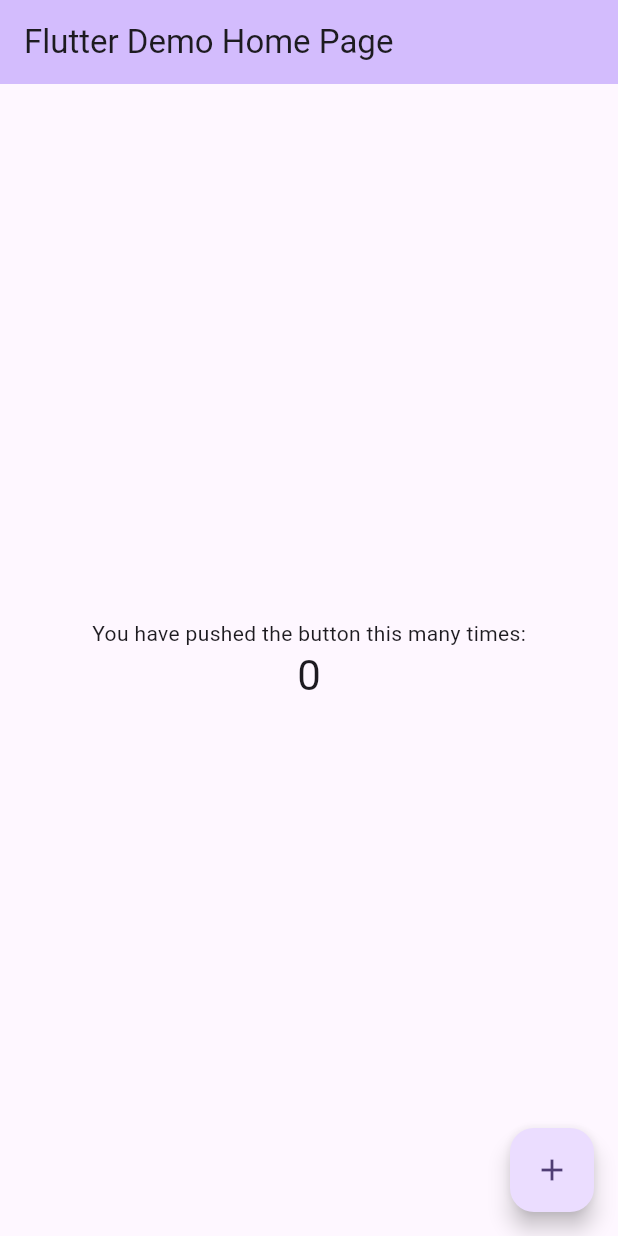
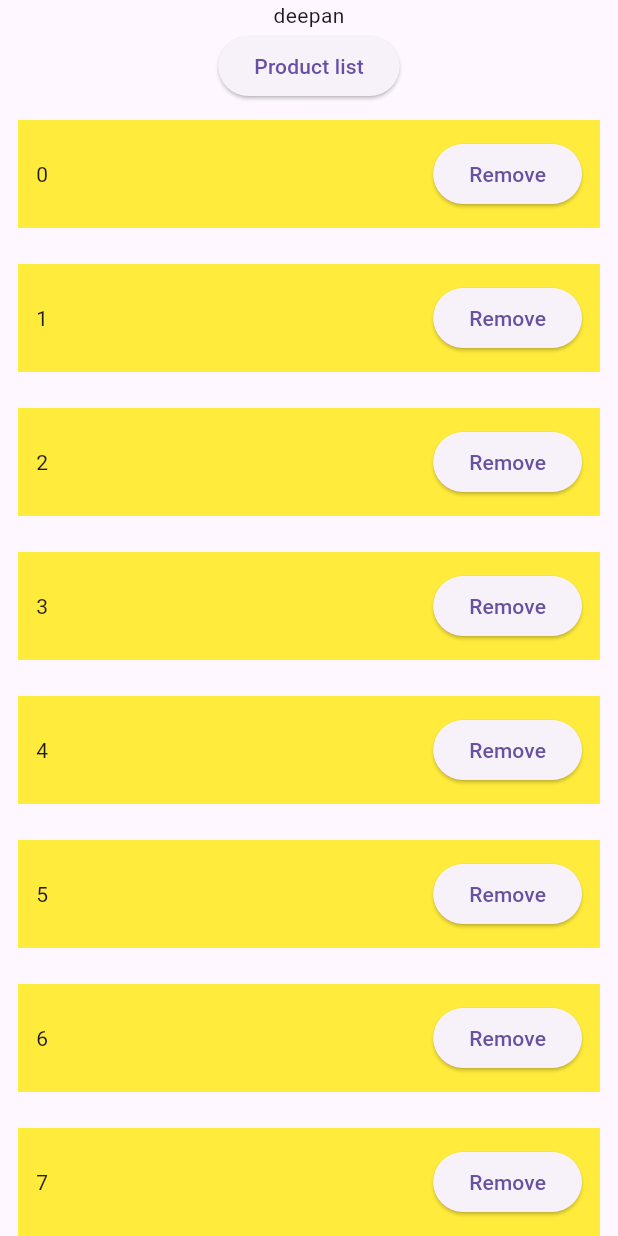
Before and after one commit to Deepan-G/state_workout, a Flutter app: the screen it shows after launch, on a phone screen of 412 x 824 dp. Run offline on Flutter 3.47's test engine with Material 3 defaults, Android fonts, the phone set to English and light mode, and no system bars.

Commit message:
flutter provider

```diff
--- a/lib/main.dart
+++ b/lib/main.dart
@@ -1,121 +1,162 @@
 import 'package:flutter/material.dart';
 
+import 'package:provider/provider.dart';
+import 'package:state_sample/product_list_screen.dart';
+import 'package:state_sample/provider_types/list_manager_changeNotifier.dart';
+import 'package:state_sample/provider_types/provider_sample.dart';
+
 void main() {
+  // PlatformDispatcher.instance.onBeginFrame = (timestamp) {
+  //   final recorder = PictureRecorder();
+  //   final canvas = Canvas(recorder);
+  //   canvas.drawCircle(Offset(200, 200), 50, Paint()..color = Color(0xFF2DBD3A));
+  //   final picture = recorder.endRecording();
+  //   final scene = SceneBuilder()..addPicture(Offset.zero, picture);
+  //   PlatformDispatcher.instance.views.first.render(scene.build());
+  // };
+  // PlatformDispatcher.instance.scheduleFrame();
+
   runApp(const MyApp());
 }
 
 class MyApp extends StatelessWidget {
   const MyApp({super.key});
 
-  // This widget is the root of your application.
   @override
   Widget build(BuildContext context) {
-    return MaterialApp(
-      title: 'Flutter Demo',
-      theme: ThemeData(
-        // This is the theme of your application.
-        //
-        // TRY THIS: Try running your application with "flutter run". You'll see
-        // the application has a purple toolbar. Then, without quitting the app,
-        // try changing the seedColor in the colorScheme below to Colors.green
-        // and then invoke "hot reload" (save your changes or press the "hot
-        // reload" button in a Flutter-supported IDE, or press "r" if you used
-        // the command line to start the app).
-        //
-        // Notice that the counter didn't reset back to zero; the application
-        // state is not lost during the reload. To reset the state, use hot
-        // restart instead.
-        //
-        // This works for code too, not just values: Most code changes can be
-        // tested with just a hot reload.
-        colorScheme: .fromSeed(seedColor: Colors.deepPurple),
-      ),
-      home: const MyHomePage(title: 'Flutter Demo Home Page'),
+    return MultiProvider(
+      providers: [
+        Provider(create: (context) => UserService()),
+        ChangeNotifierProvider(create: (context) => ListManager()),
+      ],
+      child: MaterialApp(
+
+          home: Scaffold(body: const Test())),
     );
   }
 }
 
-class MyHomePage extends StatefulWidget {
-  const MyHomePage({super.key, required this.title});
-
-  // This widget is the home page of your application. It is stateful, meaning
-  // that it has a State object (defined below) that contains fields that affect
-  // how it looks.
-
-  // This class is the configuration for the state. It holds the values (in this
-  // case the title) provided by the parent (in this case the App widget) and
-  // used by the build method of the State. Fields in a Widget subclass are
-  // always marked "final".
-
-  final String title;
+class Test extends StatefulWidget {
+  const Test({super.key});
 
   @override
-  State<MyHomePage> createState() => _MyHomePageState();
+  State<Test> createState() => _TestState();
 }
 
-class _MyHomePageState extends State<MyHomePage> {
-  int _counter = 0;
+class _TestState extends State<Test> {
+  static const int count = 0;
+  void update() {
+    setState(() {});
+  }
+  @override
+  void initState() {
+    // TODO: implement initState
+    super.initState();
+    debugPrint('initState');
+  }
 
-  void _incrementCounter() {
-    setState(() {
-      // This call to setState tells the Flutter framework that something has
-      // changed in this State, which causes it to rerun the build method below
-      // so that the display can reflect the updated values. If we changed
-      // _counter without calling setState(), then the build method would not be
-      // called again, and so nothing would appear to happen.
-      _counter++;
-    });
+  @override
+  void didChangeDependencies() {
+    super.didChangeDependencies();
+    final media = MediaQuery.sizeOf(context);
+    debugPrint('DID CHANGE DEPENDENCIES CALLED');
   }
 
   @override
   Widget build(BuildContext context) {
-    // This method is rerun every time setState is called, for instance as done
-    // by the _incrementCounter method above.
-    //
-    // The Flutter framework has been optimized to make rerunning build methods
-    // fast, so that you can just rebuild anything that needs updating rather
-    // than having to individually change instances of widgets.
-    return Scaffold(
-      appBar: AppBar(
-        // TRY THIS: Try changing the color here to a specific color (to
-        // Colors.amber, perhaps?) and trigger a hot reload to see the AppBar
-        // change color while the other colors stay the same.
-        backgroundColor: Theme.of(context).colorScheme.inversePrimary,
-        // Here we take the value from the MyHomePage object that was created by
-        // the App.build method, and use it to set our appbar title.
-        title: Text(widget.title),
-      ),
-      body: Center(
-        // Center is a layout widget. It takes a single child and positions it
-        // in the middle of the parent.
-        child: Column(
-          // Column is also a layout widget. It takes a list of children and
-          // arranges them vertically. By default, it sizes itself to fit its
-          // children horizontally, and tries to be as tall as its parent.
-          //
-          // Column has various properties to control how it sizes itself and
-          // how it positions its children. Here we use mainAxisAlignment to
-          // center the children vertically; the main axis here is the vertical
-          // axis because Columns are vertical (the cross axis would be
-          // horizontal).
-          //
-          // TRY THIS: Invoke "debug painting" (choose the "Toggle Debug Paint"
-          // action in the IDE, or press "p" in the console), to see the
-          // wireframe for each widget.
-          mainAxisAlignment: .center,
-          children: [
-            const Text('You have pushed the button this many times:'),
-            Text(
-              '$_counter',
-              style: Theme.of(context).textTheme.headlineMedium,
-            ),
-          ],
+    return Column(
+      children: [
+        SizedBox(child: Text(context.read<UserService>().userName)),
+        ElevatedButton(
+          onPressed: () {
+            Navigator.push(
+              context,
+              MaterialPageRoute(
+                builder: (routeContext) {
+                  return
+                    FutureProvider<List<String>>(
+                        key: UniqueKey(),
+                        lazy: false,
+                        create: (routeContext) => routeContext.read<UserService>().getProductList(),
+                        initialData: [],
+                        child:
+
+                    ProductListScreen());
+                },
+              ),
+            );
+          },
+          child: Text('Product list'),
         ),
-      ),
-      floatingActionButton: FloatingActionButton(
-        onPressed: _incrementCounter,
-        tooltip: 'Increment',
-        child: const Icon(Icons.add),
+        Expanded(
+          child: Consumer<ListManager>(
+            builder: (context, value, child) {
+              return ListView.builder(
+                itemCount: context.read<ListManager>().x.length,
+                itemBuilder: (context, index) {
+                  return B(value: context.read<ListManager>().x[index]);
+                },
+              );
+            },
+          ),
+        ),
+      ],
+    );
+  }
+
+  @override
+  void didUpdateWidget(covariant Test oldWidget) {
+    // TODO: implement didUpdateWidget
+    super.didUpdateWidget(oldWidget);
+    debugPrint('did update widget');
+  }
+  @override
+  void deactivate() {
+    // TODO: implement deactivate
+    super.deactivate();
+    debugPrint("deactivate");
+  }
+  @override
+  void dispose() {
+    // TODO: implement dispose
+    super.dispose();
+    debugPrint("dispose");
+  }
+}
+
+class A extends StatelessWidget {
+  final int count;
+  const A({super.key, required this.count});
+
+  @override
+  Widget build(BuildContext context) {
+   // print('build a');
+    return const Text('A');
+  }
+}
+
+class B extends StatelessWidget {
+  final int value;
+  const B({super.key, required this.value});
+
+  @override
+  Widget build(BuildContext context) {
+    // debugPrint('b');
+    return Container(
+      color: Colors.yellow,
+      padding: EdgeInsets.all(12.0),
+      margin: EdgeInsets.all(12.0),
+      child: Row(
+        mainAxisAlignment: MainAxisAlignment.spaceBetween,
+        children: [
+          Text('$value'),
+          ElevatedButton(
+            onPressed: () {
+              context.read<ListManager>().removeItem(value);
+            },
+            child: Text('Remove'),
+          ),
+        ],
       ),
     );
   }
--- /dev/null
+++ b/lib/provider_types/list_manager_changeNotifier.dart
@@ -0,0 +1,10 @@
+import 'package:flutter/cupertino.dart';
+
+class ListManager extends ChangeNotifier {
+  List<int> x = [for (int i = 0; i < 100; i++) i];
+
+  void removeItem(int i) {
+    x.remove(i);
+    notifyListeners();
+  }
+}
--- /dev/null
+++ b/lib/provider_types/provider_sample.dart
@@ -0,0 +1,16 @@
+class UserService {
+  String userName = "deepan";
+
+  void updateUserName(String name) {
+    userName = name;
+  }
+
+  Future<List<String>> getProductList() async {
+
+    return await Future<List<String>>.value([
+      for (int i = 0; i < 100; i++) 'Product $i',
+    ]);
+  }
+}
+
+///
--- a/pubspec.yaml
+++ b/pubspec.yaml
@@ -34,6 +34,7 @@ dependencies:
   # The following adds the Cupertino Icons font to your application.
   # Use with the CupertinoIcons class for iOS style icons.
   cupertino_icons: ^1.0.8
+  provider: ^6.1.5+1
 
 dev_dependencies:
   flutter_test:
```
Also changed, not shown: lib/product_list_screen.dart (added, +52 -0 lines), lib/widgets/product_card.dart (added, +28 -0 lines), lib/provider_types/load_data_future_provider.dart (added).
